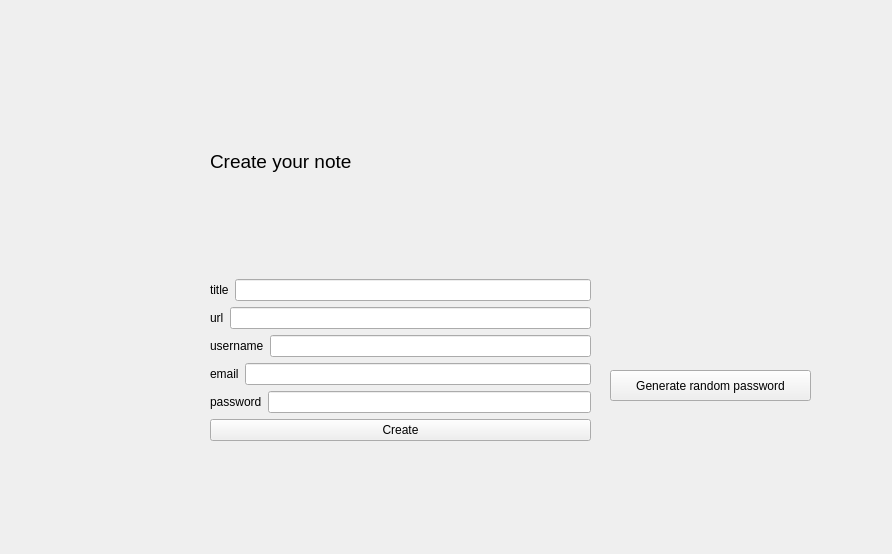
Before: the Qt Designer form dialogs/notecreatedialog.ui in commmrade/PasswordManager, drawn with Qt 5.
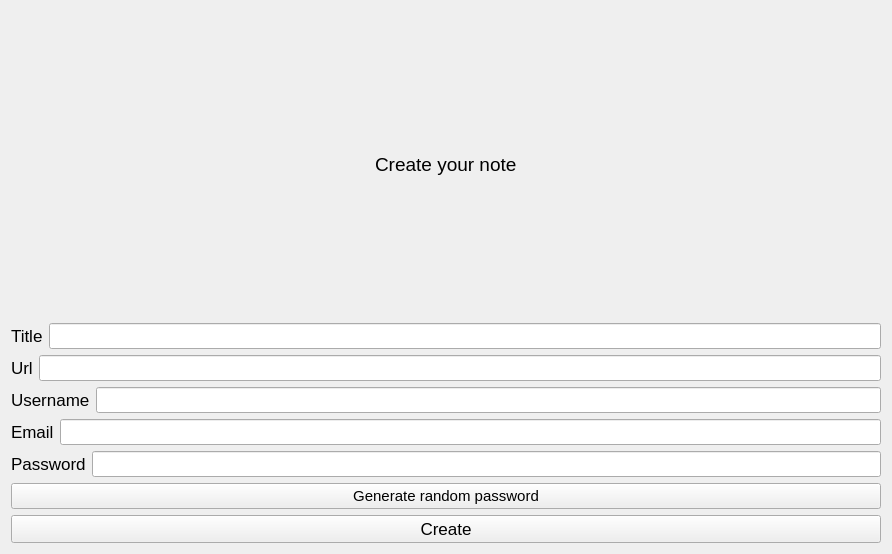
After: the same form once the commit is applied.

```diff
--- a/dialogs/notecreatedialog.ui
+++ b/dialogs/notecreatedialog.ui
@@ -13,29 +13,22 @@
   <property name="windowTitle">
    <string>Form</string>
   </property>
-  <widget class="QPushButton" name="pushButton">
-   <property name="geometry">
-    <rect>
-     <x>610</x>
-     <y>370</y>
-     <width>201</width>
-     <height>31</height>
-    </rect>
-   </property>
-   <property name="text">
-    <string>Generate random password</string>
-   </property>
-  </widget>
-  <widget class="QWidget" name="">
-   <property name="geometry">
-    <rect>
-     <x>210</x>
-     <y>50</y>
-     <width>381</width>
-     <height>391</height>
-    </rect>
-   </property>
-   <layout class="QVBoxLayout" name="verticalLayout">
+  <layout class="QGridLayout" name="gridLayout">
+   <item row="0" column="0">
+    <layout class="QHBoxLayout" name="horizontalLayout_6">
+     <item>
+      <spacer name="horizontalSpacer_2">
+       <property name="orientation">
+        <enum>Qt::Orientation::Horizontal</enum>
+       </property>
+       <property name="sizeHint" stdset="0">
+        <size>
+         <width>40</width>
+         <height>20</height>
+        </size>
+       </property>
+      </spacer>
+     </item>
     <item>
      <widget class="QLabel" name="mainTitle">
       <property name="font">
@@ -49,16 +42,41 @@
      </widget>
     </item>
     <item>
+      <spacer name="horizontalSpacer">
+       <property name="orientation">
+        <enum>Qt::Orientation::Horizontal</enum>
+       </property>
+       <property name="sizeHint" stdset="0">
+        <size>
+         <width>40</width>
+         <height>20</height>
+        </size>
+       </property>
+      </spacer>
+     </item>
+    </layout>
+   </item>
+   <item row="1" column="0">
      <layout class="QHBoxLayout" name="horizontalLayout">
       <item>
        <widget class="QLabel" name="titleLabel">
+       <property name="font">
+        <font>
+         <pointsize>13</pointsize>
+        </font>
+       </property>
         <property name="text">
-         <string>title</string>
+        <string>Title</string>
         </property>
        </widget>
       </item>
       <item>
        <widget class="QLineEdit" name="titleEdit">
+       <property name="font">
+        <font>
+         <pointsize>11</pointsize>
+        </font>
+       </property>
         <property name="text">
          <string/>
         </property>
@@ -66,71 +84,131 @@
       </item>
      </layout>
     </item>
-    <item>
+   <item row="2" column="0">
      <layout class="QHBoxLayout" name="horizontalLayout_2">
       <item>
        <widget class="QLabel" name="urlLabel">
+       <property name="font">
+        <font>
+         <pointsize>13</pointsize>
+        </font>
+       </property>
         <property name="text">
-         <string>url</string>
+        <string>Url</string>
         </property>
        </widget>
       </item>
       <item>
-       <widget class="QLineEdit" name="urlEdit"/>
+      <widget class="QLineEdit" name="urlEdit">
+       <property name="font">
+        <font>
+         <pointsize>11</pointsize>
+        </font>
+       </property>
+      </widget>
       </item>
      </layout>
     </item>
-    <item>
+   <item row="3" column="0">
      <layout class="QHBoxLayout" name="horizontalLayout_3">
       <item>
        <widget class="QLabel" name="usernameLabel">
+       <property name="font">
+        <font>
+         <pointsize>13</pointsize>
+        </font>
+       </property>
         <property name="text">
-         <string>username</string>
+        <string>Username</string>
         </property>
        </widget>
       </item>
       <item>
-       <widget class="QLineEdit" name="usernameEdit"/>
+      <widget class="QLineEdit" name="usernameEdit">
+       <property name="font">
+        <font>
+         <pointsize>11</pointsize>
+        </font>
+       </property>
+      </widget>
       </item>
      </layout>
     </item>
-    <item>
+   <item row="4" column="0">
      <layout class="QHBoxLayout" name="horizontalLayout_4">
       <item>
        <widget class="QLabel" name="emailLabel">
+       <property name="font">
+        <font>
+         <pointsize>13</pointsize>
+        </font>
+       </property>
         <property name="text">
-         <string>email</string>
+        <string>Email</string>
         </property>
        </widget>
       </item>
       <item>
-       <widget class="QLineEdit" name="emailEdit"/>
+      <widget class="QLineEdit" name="emailEdit">
+       <property name="font">
+        <font>
+         <pointsize>11</pointsize>
+        </font>
+       </property>
+      </widget>
       </item>
      </layout>
     </item>
-    <item>
+   <item row="5" column="0">
      <layout class="QHBoxLayout" name="horizontalLayout_5">
       <item>
        <widget class="QLabel" name="passwordLabel">
+       <property name="font">
+        <font>
+         <pointsize>13</pointsize>
+        </font>
+       </property>
         <property name="text">
-         <string>password</string>
+        <string>Password</string>
         </property>
        </widget>
       </item>
       <item>
-       <widget class="QLineEdit" name="passwordEdit"/>
+      <widget class="QLineEdit" name="passwordEdit">
+       <property name="font">
+        <font>
+         <pointsize>11</pointsize>
+        </font>
+       </property>
+      </widget>
       </item>
      </layout>
     </item>
-    <item>
+   <item row="6" column="0">
+    <widget class="QPushButton" name="pushButton">
+     <property name="font">
+      <font>
+       <pointsize>11</pointsize>
+      </font>
+     </property>
+     <property name="text">
+      <string>Generate random password</string>
+     </property>
+    </widget>
+   </item>
+   <item row="7" column="0">
      <widget class="QPushButton" name="createButton">
+     <property name="font">
+      <font>
+       <pointsize>13</pointsize>
+      </font>
+     </property>
       <property name="text">
        <string>Create</string>
       </property>
      </widget>
     </item>
    </layout>
-  </widget>
  </widget>
  <resources/>
  <connections/>
```
Lines whose indentation alone changed are shown as unchanged.
